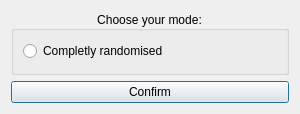
This is card_view/mode_chooser.ui in Szybet/sanki as Qt 5 draws it before an edit. The edited form follows.
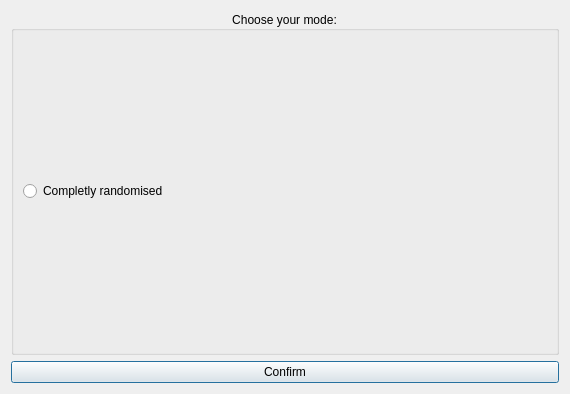
This is the edited form.

Commit message: mode chooser done, and complete rewrite of playdeck, + basic image showing

What changed in the file:
```diff
--- a/card_view/mode_chooser.ui
+++ b/card_view/mode_chooser.ui
@@ -6,10 +6,16 @@
    <rect>
     <x>0</x>
     <y>0</y>
-    <width>300</width>
-    <height>114</height>
+    <width>570</width>
+    <height>394</height>
    </rect>
   </property>
+  <property name="sizePolicy">
+   <sizepolicy hsizetype="Minimum" vsizetype="Minimum">
+    <horstretch>0</horstretch>
+    <verstretch>0</verstretch>
+   </sizepolicy>
+  </property>
   <property name="windowTitle">
    <string>Form</string>
   </property>
@@ -18,6 +24,12 @@
     <layout class="QVBoxLayout" name="verticalLayout">
      <item>
       <widget class="QGroupBox" name="groupBox">
+       <property name="sizePolicy">
+        <sizepolicy hsizetype="Minimum" vsizetype="Minimum">
+         <horstretch>0</horstretch>
+         <verstretch>0</verstretch>
+        </sizepolicy>
+       </property>
        <property name="layoutDirection">
         <enum>Qt::LeftToRight</enum>
        </property>
```
The commit also changes 11 other files.
